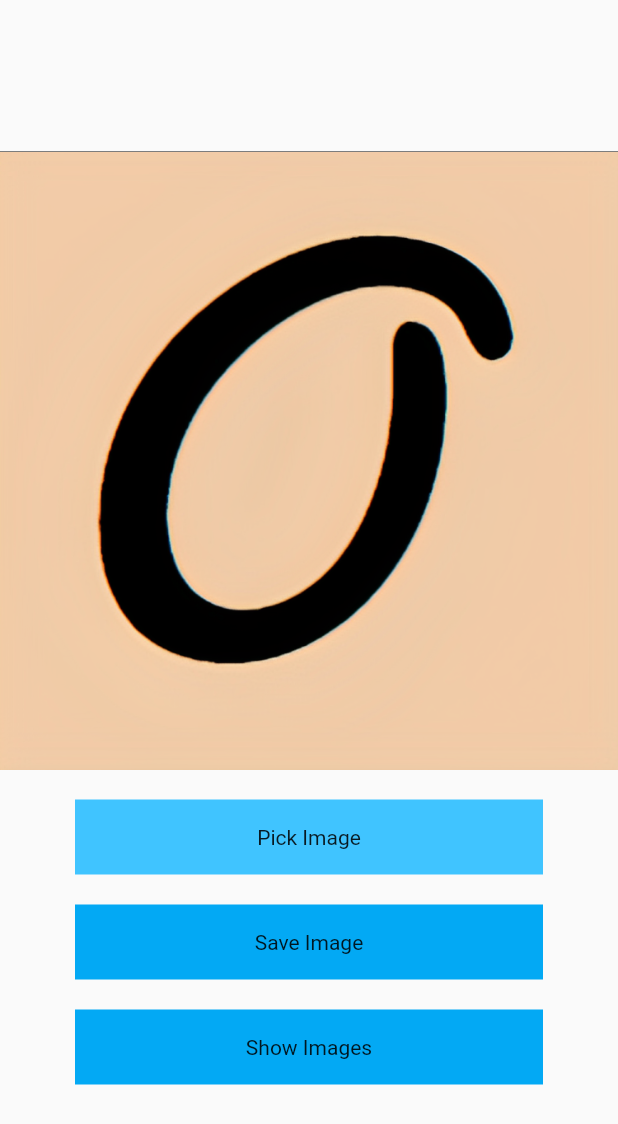
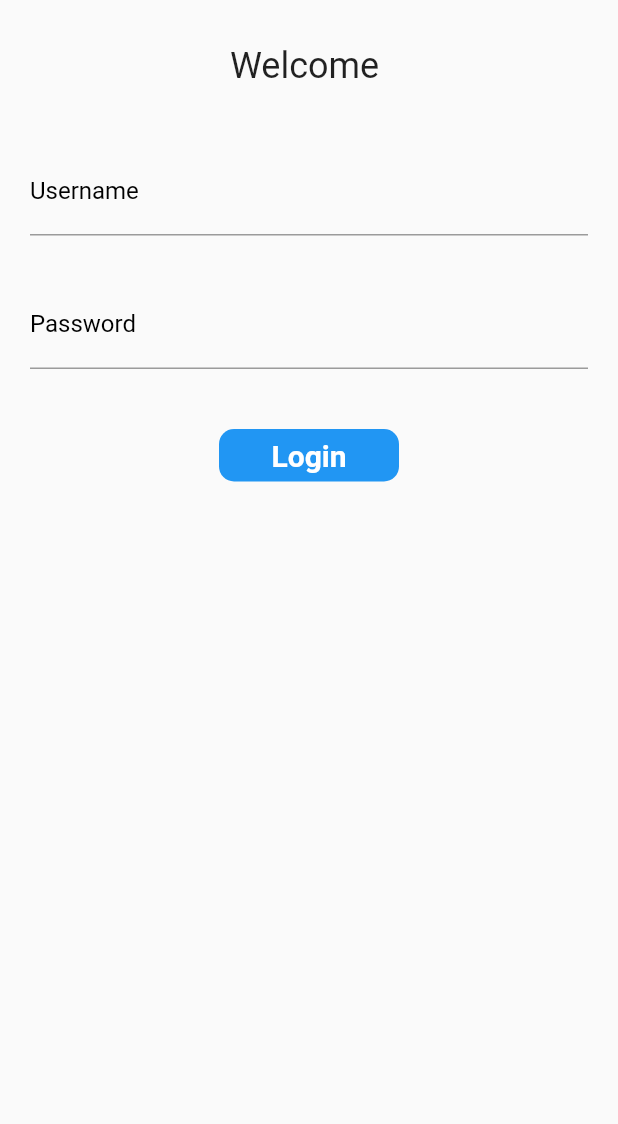
Before and after one commit to harshbhanderi22/image_crud_prototype, a Flutter app: the screen it shows after launch, on a phone screen of 412 x 824 dp. Shown: the top 1124 px of the screen. Run offline on Flutter 3.47's test engine with Material 2 defaults, Android fonts, the phone set to English and light mode, and no system bars; our stand-ins replace cloud_firestore, firebase_auth, firebase_core, firebase_storage, fluttertoast, image_gallery_saver and 2 more; accounts and stored records are empty.

Commit message:
Login Register Added, Photos of logged user is displayed

```diff
--- /dev/null
+++ b/lib/Helper/auth_helper.dart
@@ -0,0 +1,41 @@
+
+import 'package:firebase_auth/firebase_auth.dart';
+
+class Authentiacation {
+
+  Future<void> login(String emailAddress, String password) async{
+     try {
+      final credential = await FirebaseAuth.instance.signInWithEmailAndPassword(
+          email: emailAddress,
+          password: password
+      );
+    } on FirebaseAuthException catch (e) {
+      if (e.code == 'user-not-found') {
+        print('No user found for that email.');
+      } else if (e.code == 'wrong-password') {
+        print('Wrong password provided for that user.');
+      }
+    }
+  }
+
+  Future<void> Signup(String emailAddress, String password) async{
+    try {
+      final credential = await FirebaseAuth.instance.createUserWithEmailAndPassword(
+        email: emailAddress,
+        password: password,
+      );
+    } on FirebaseAuthException catch (e) {
+      if (e.code == 'weak-password') {
+        print('The password provided is too weak.');
+      } else if (e.code == 'email-already-in-use') {
+        print('The account already exists for that email.');
+      }
+    } catch (e) {
+      print(e);
+    }
+  }
+
+  Future<void> SignOut() async{
+    await FirebaseAuth.instance.signOut();
+  }
+}
--- /dev/null
+++ b/lib/Screens/loginpage.dart
@@ -0,0 +1,179 @@
+import 'package:flutter/material.dart';
+import 'package:image_crud_demo/Helper/auth_helper.dart';
+import 'package:image_crud_demo/Screens/homepage.dart';
+import 'package:image_crud_demo/Utilities/routes.dart';
+
+class LoginPage extends StatefulWidget {
+  const LoginPage({Key? key}) : super(key: key);
+
+  @override
+  State<LoginPage> createState() => _LoginPageState();
+}
+
+class _LoginPageState extends State<LoginPage> {
+
+
+  String name="";
+  bool changed =false;
+  TextEditingController _emailcontroller = TextEditingController();
+  TextEditingController _passwordcontroller = TextEditingController();
+  final _formkey = GlobalKey<FormState>();
+
+  void moveToHome(BuildContext context) async
+  {
+    if(_formkey.currentState!.validate()) {
+      setState(() {
+        changed = true;
+      });
+      await Future.delayed(Duration(seconds: 1));
+      await Navigator.pushNamed(context, MyRoutes.Home);
+      setState(() {
+        changed = false;
+      });
+    }
+  }
+  @override
+  void initState() {
+
+  }
+  @override
+  Widget build(BuildContext context) {
+
+    return SafeArea(
+      child: MaterialApp(
+        color: Colors.white,
+        debugShowCheckedModeBanner: false,
+        home: Scaffold(
+          body: SingleChildScrollView(
+            child: Column(
+              children: [
+                SizedBox(
+                  height: 30,
+                ),
+                Center(
+                  child: Text(
+                    "Welcome $name",
+                    style: TextStyle(
+                      fontSize: 24.0,
+                    ),
+                  ),
+                ),
+                SizedBox(
+                  height: 20,
+                ),
+                Padding(
+                  padding: const EdgeInsets.all(20.0),
+                  child: Form(
+                    key: _formkey,
+                    child: Column(
+                      children: [
+                        TextFormField(
+                          controller: _emailcontroller,
+                          validator: (value){
+                            if(value!.isEmpty)
+                              {
+                                return "Username cannot be Empty";
+                              }
+                            else
+                              {
+                                return null;
+                              }
+                          },
+                          decoration: InputDecoration(
+                            hintText: "Enter Username",
+                            label: Text(
+                              "Username",
+                              style: TextStyle(color: Colors.black),
+                            ),
+
+                          ),
+                          onChanged: (value){
+                            setState((){
+                              name=value;
+                            });
+                          },
+                        ),
+                        SizedBox(
+                          height: 30.0,
+                        ),
+                        TextFormField(
+                          controller: _passwordcontroller,
+                          obscureText: true,
+                          validator: (value){
+                            if(value!.isEmpty)
+                              {
+                                return "Password cannot be empty";
+                              }
+                            if(value.length<8)
+                              {
+                                return "Password length should be atleast 8";
+                              }
+                            else
+                              {
+                                return null;
+                              }
+                          },
+                          decoration: InputDecoration(
+                            hintText: "Enter Password",
+                            label: Text(
+                              "Password",
+                              style: TextStyle(color: Colors.black),
+                            ),
+                          ),
+                        ),
+                        SizedBox(
+                          height: 40.0,
+                        ),
+                        InkWell(
+                          onTap: () async{
+
+                            //For Login
+                            Authentiacation().login(
+                              _emailcontroller.text,
+                              _passwordcontroller.text
+                            ).then((value) =>  Navigator.pushReplacement
+                              (context, MaterialPageRoute(builder: (context)
+                            => HomePage())));
+
+                            //For Registration
+                            // LoginAuthentiacation().Signup(
+                            //   _emailcontroller.text,
+                            //   _passwordcontroller.text
+                            // ).then((value) =>  Navigator.pushReplacement
+                            //   (context, MaterialPageRoute(builder: (context)
+                            // => HomePage())));
+                          },
+                          child: AnimatedContainer(
+                            duration: Duration(seconds: 1),
+                            height:   35 ,
+                            width: changed? 35 :120,
+                            alignment: Alignment.center,
+                            decoration: BoxDecoration(
+                              color: Colors.blue,
+                              borderRadius: BorderRadius.circular(changed ? 50
+                                  :10)
+                            ),
+                            child: changed ? Icon(Icons.check, color: Colors.white,)
+                                :Text("Login",
+                              textAlign: TextAlign.center,
+                              style: TextStyle(
+                              fontSize: 20.0,
+                                color: Colors.white,
+                                fontWeight: FontWeight.bold
+                            ),),
+                            ),
+                        )
+                      ],
+                    ),
+                  ),
+                )
+              ],
+            ),
+          ),
+        ),
+      ),
+    );
+  }
+
+
+}
--- /dev/null
+++ b/lib/Utilities/constant.dart
@@ -0,0 +1,6 @@
+import 'package:flutter/material.dart';
+
+const Kdrawettextstyle =TextStyle(
+    fontSize: 20.0,
+  color: Colors.white
+);
--- /dev/null
+++ b/lib/Utilities/routes.dart
@@ -0,0 +1,5 @@
+class MyRoutes
+{
+  static String Home="/home";
+  static String Login="/loginpage";
+ }
--- a/lib/main.dart
+++ b/lib/main.dart
@@ -1,6 +1,10 @@
+import 'package:firebase_auth/firebase_auth.dart';
 import 'package:flutter/material.dart';
-import 'package:image_crud_demo/homepage.dart';
+import 'package:fluttertoast/fluttertoast.dart';
+import 'package:image_crud_demo/Screens/homepage.dart';
 import 'package:firebase_core/firebase_core.dart';
+import 'package:image_crud_demo/Screens/loginpage.dart';
+import 'package:image_crud_demo/Utilities/routes.dart';
 import 'firebase_options.dart';
 
 void main() async {
@@ -12,13 +16,29 @@ void main() async {
 }
 
 class MyApp extends StatelessWidget {
-  const MyApp({Key? key}) : super(key: key);
-
   @override
   Widget build(BuildContext context) {
     return MaterialApp(
       debugShowCheckedModeBanner: false,
-      home: HomePage(),
+      home: Scaffold(
+        body: StreamBuilder(
+          stream: FirebaseAuth.instance.authStateChanges(),
+          builder: (context,snapshot){
+            if(snapshot.connectionState==ConnectionState.waiting){
+              return Center(child: CircularProgressIndicator());
+            }
+            else if(snapshot.hasError){
+              return Center(child: Text("Something Went Wrong"),);
+            }
+            else if(snapshot.hasData){
+              return HomePage();
+            }
+            else{
+              return LoginPage();
+            }
+          },
+        ),
+      )
     );
   }
 }
--- a/pubspec.yaml
+++ b/pubspec.yaml
@@ -44,6 +44,7 @@ dependencies:
   firebase_storage: ^11.0.6
   cloud_firestore: ^4.1.0
   image_downloader: ^0.31.0
+  firebase_auth: ^4.1.4
 
 
 dev_dependencies:
```
Also changed, not shown: lib/Screens/all_images.dart (added, +120 -0 lines), lib/Screens/homepage.dart (renamed from lib/homepage.dart, +25 -4 lines), lib/Widget/drawer.dart (added, +53 -0 lines), lib/all_images.dart (deleted, +0 -57 lines), pubspec.lock, 2 other files.
